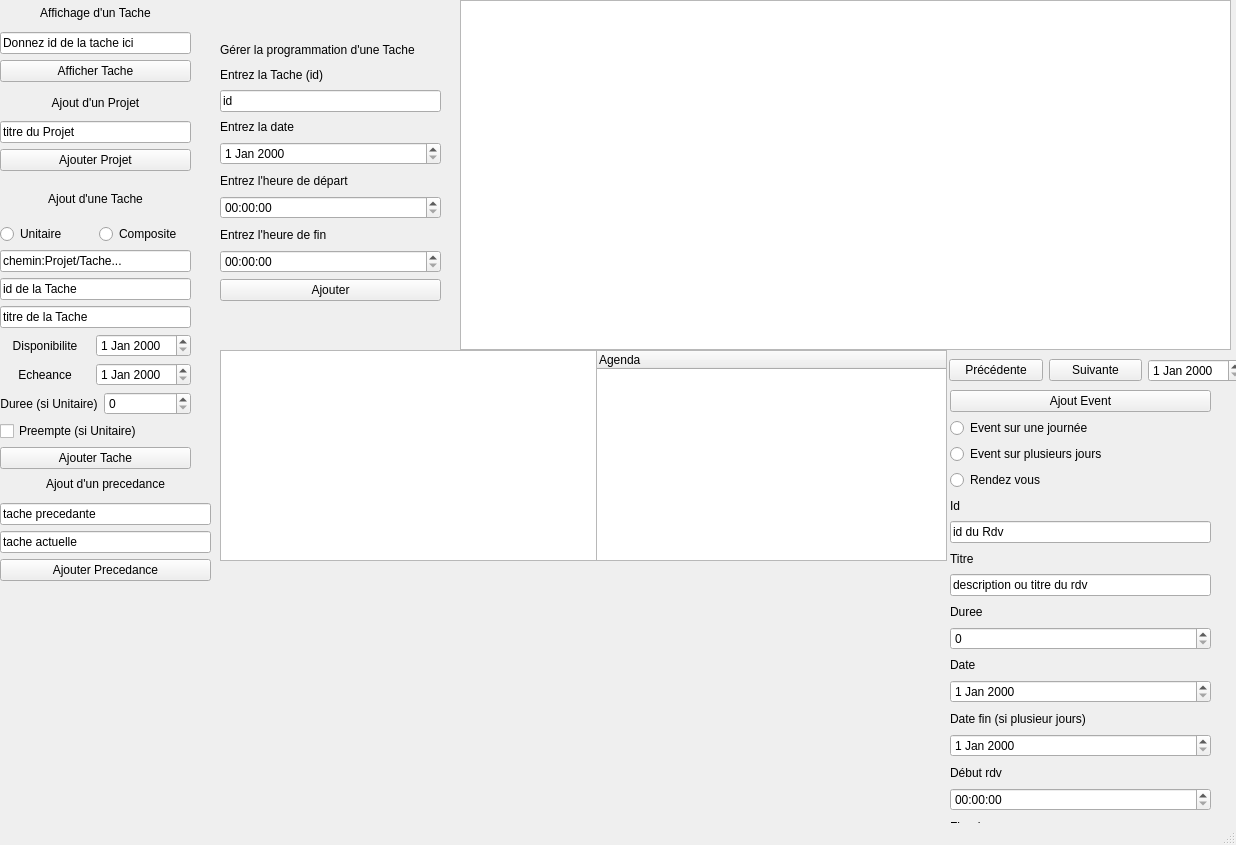
Qt form mainwindow.ui (TheFump/ProjetQT) before a commit.
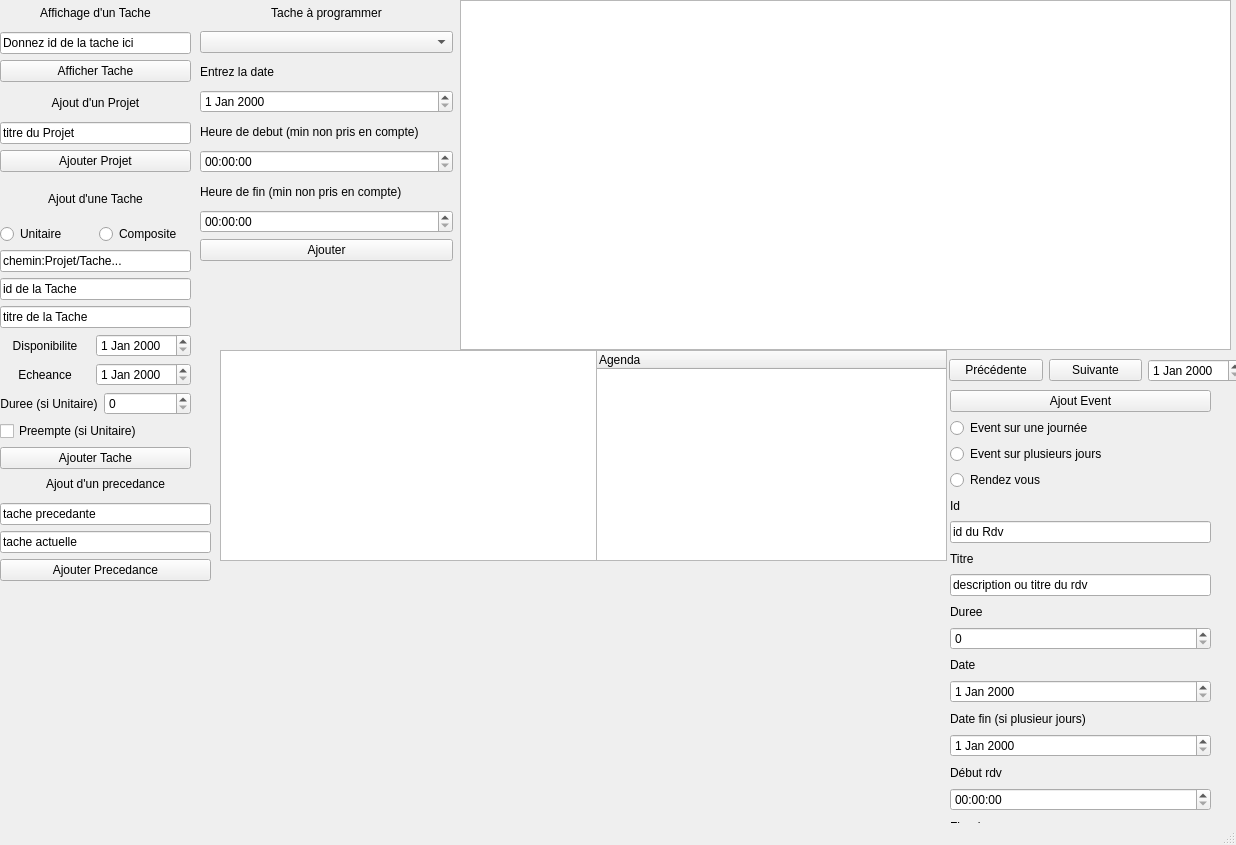
The same form after that commit.

Commit message: Programmation des taches

Patch:
```diff
--- a/mainwindow.ui
+++ b/mainwindow.ui
@@ -206,9 +206,9 @@
    <widget class="QWidget" name="verticalLayoutWidget_4">
     <property name="geometry">
      <rect>
-      <x>220</x>
-      <y>40</y>
-      <width>221</width>
+      <x>200</x>
+      <y>0</y>
+      <width>253</width>
       <height>261</height>
      </rect>
     </property>
@@ -216,23 +216,15 @@
      <item>
       <widget class="QLabel" name="label_5">
        <property name="text">
-        <string>Gérer la programmation d'une Tache</string>
+        <string>Tache à programmer</string>
        </property>
-      </widget>
-     </item>
-     <item>
-      <widget class="QLabel" name="label_8">
-       <property name="text">
-        <string>Entrez la Tache (id)</string>
+       <property name="alignment">
+        <set>Qt::AlignCenter</set>
        </property>
       </widget>
      </item>
      <item>
-      <widget class="QLineEdit" name="progId">
-       <property name="text">
-        <string>id</string>
-       </property>
-      </widget>
+      <widget class="QComboBox" name="TacheAProgrammer"/>
      </item>
      <item>
       <widget class="QLabel" name="label_7">
@@ -247,7 +239,7 @@
      <item>
       <widget class="QLabel" name="label_6">
        <property name="text">
-        <string>Entrez l'heure de départ</string>
+        <string>Heure de debut (min non pris en compte)</string>
        </property>
       </widget>
      </item>
@@ -257,7 +249,7 @@
      <item>
       <widget class="QLabel" name="label_9">
        <property name="text">
-        <string>Entrez l'heure de fin</string>
+        <string>Heure de fin (min non pris en compte)</string>
        </property>
       </widget>
      </item>
@@ -444,7 +436,7 @@
       <x>0</x>
       <y>90</y>
       <width>191</width>
-      <height>81</height>
+      <height>82</height>
      </rect>
     </property>
     <layout class="QVBoxLayout" name="verticalLayout_7">
```
Left out of the diff: 8 changed lines with no effect on the pictures. The commit also changes 14 other files.
